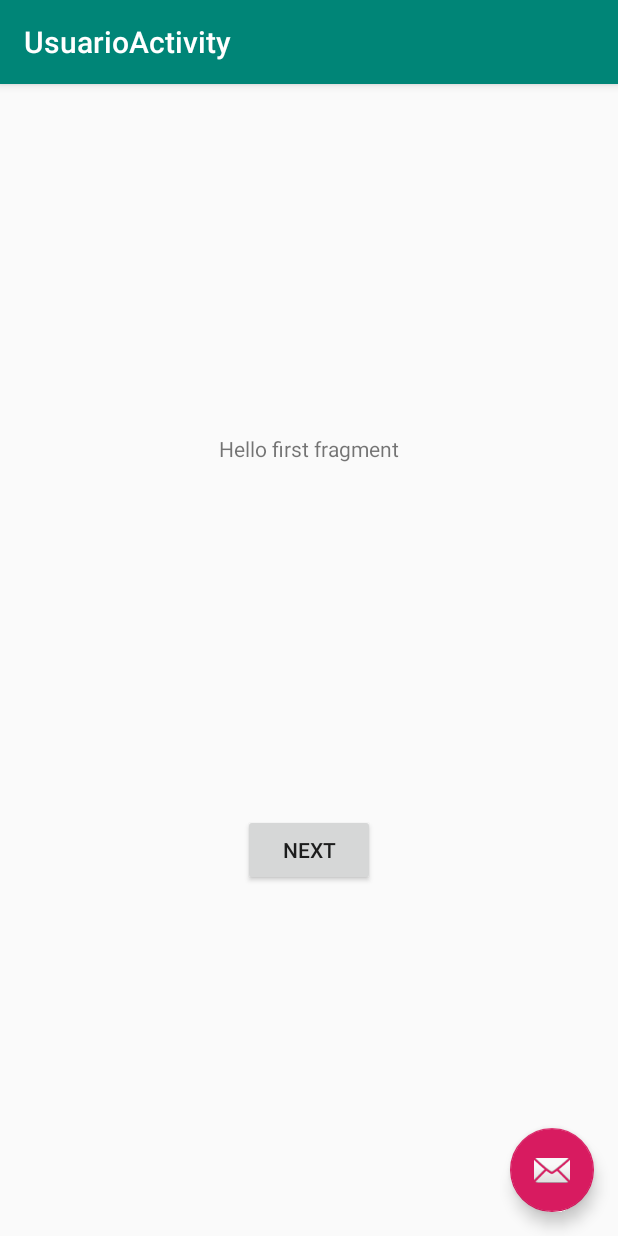
After one commit to paulohenriq31/BombeirosApp, an Android app: the FirstFragment screen opened directly, with no data from a screen before it, on a phone screen of 412 x 824 dp. The commit adds this screen. Run offline under Robolectric (Android 15) with nearby library versions, the phone set to English and light mode, and no system bars.

```diff
--- a/app/build.gradle
+++ b/app/build.gradle
@@ -27,6 +27,9 @@ dependencies {
     implementation 'com.google.android.gms:play-services-maps:16.1.0'
     implementation 'com.google.firebase:firebase-database:16.0.4'
     implementation 'com.google.firebase:firebase-auth:16.0.5'
+    implementation 'com.google.android.material:material:1.1.0'
+    implementation 'androidx.navigation:navigation-fragment:2.2.1'
+    implementation 'androidx.navigation:navigation-ui:2.2.1'
     testImplementation 'junit:junit:4.12'
     androidTestImplementation 'androidx.test.ext:junit:1.1.1'
     androidTestImplementation 'androidx.test.espresso:espresso-core:3.2.0'
--- a/app/src/main/java/com/example/projetinho/CadastroActivity.java
+++ b/app/src/main/java/com/example/projetinho/CadastroActivity.java
@@ -91,7 +91,7 @@ public class CadastroActivity extends AppCompatActivity {
                     public void onComplete(@NonNull Task<AuthResult> task) {
                         if (task.isSuccessful()){
                             //instancia a classe usuarioa
-                            Usuario usuario = new Usuario();
+                            UsuarioClasse usuario = new UsuarioClasse();
                             //pega o id que foi salvo no processo de craição do login e senha
                             usuario.setId(task.getResult().getUser().getUid());
                             usuario.setEmail(editTextEmail.getText().toString());
--- /dev/null
+++ b/app/src/main/java/com/example/projetinho/FirstFragment.java
@@ -0,0 +1,34 @@
+package com.example.projetinho;
+
+import android.os.Bundle;
+import android.view.LayoutInflater;
+import android.view.View;
+import android.view.ViewGroup;
+
+import androidx.annotation.NonNull;
+import androidx.fragment.app.Fragment;
+import androidx.navigation.fragment.NavHostFragment;
+
+public class FirstFragment extends Fragment {
+
+    @Override
+    public View onCreateView(
+            LayoutInflater inflater, ViewGroup container,
+            Bundle savedInstanceState
+    ) {
+        // Inflate the layout for this fragment
+        return inflater.inflate(R.layout.fragment_first, container, false);
+    }
+
+    public void onViewCreated(@NonNull View view, Bundle savedInstanceState) {
+        super.onViewCreated(view, savedInstanceState);
+
+        view.findViewById(R.id.button_first).setOnClickListener(new View.OnClickListener() {
+            @Override
+            public void onClick(View view) {
+                NavHostFragment.findNavController(FirstFragment.this)
+                        .navigate(R.id.action_FirstFragment_to_SecondFragment);
+            }
+        });
+    }
+}
--- /dev/null
+++ b/app/src/main/java/com/example/projetinho/UsuarioActivity.java
@@ -0,0 +1,32 @@
+package com.example.projetinho;
+
+import android.os.Bundle;
+
+import com.google.android.material.floatingactionbutton.FloatingActionButton;
+import com.google.android.material.snackbar.Snackbar;
+
+import androidx.appcompat.app.AppCompatActivity;
+import androidx.appcompat.widget.Toolbar;
+
+import android.view.View;
+
+public class UsuarioActivity extends AppCompatActivity {
+
+    @Override
+    protected void onCreate(Bundle savedInstanceState) {
+        super.onCreate(savedInstanceState);
+        setContentView(R.layout.activity_usuario);
+        Toolbar toolbar = findViewById(R.id.toolbar);
+        setSupportActionBar(toolbar);
+
+        FloatingActionButton fab = findViewById(R.id.fab);
+        fab.setOnClickListener(new View.OnClickListener() {
+            @Override
+            public void onClick(View view) {
+                Snackbar.make(view, "Replace with your own action", Snackbar.LENGTH_LONG)
+                        .setAction("Action", null).show();
+            }
+        });
+    }
+
+}
--- a/app/src/main/java/com/example/projetinho/Usuario.java
+++ b/app/src/main/java/com/example/projetinho/UsuarioClasse.java
@@ -2,7 +2,7 @@ package com.example.projetinho;
 
 import com.google.firebase.database.DatabaseReference;
 
-public class Usuario {
+public class UsuarioClasse {
 
     String id, nome, telefone, email, senha, tipo;
 
@@ -54,7 +54,7 @@ public class Usuario {
         this.senha = senha;
     }
 
-    public Usuario() {
+    public UsuarioClasse() {
 
     }
 
--- /dev/null
+++ b/app/src/main/res/layout/activity_usuario.xml
@@ -0,0 +1,33 @@
+<?xml version="1.0" encoding="utf-8"?>
+<androidx.coordinatorlayout.widget.CoordinatorLayout xmlns:android="http://schemas.android.com/apk/res/android"
+    xmlns:app="http://schemas.android.com/apk/res-auto"
+    xmlns:tools="http://schemas.android.com/tools"
+    android:layout_width="match_parent"
+    android:layout_height="match_parent"
+    tools:context=".UsuarioActivity">
+
+    <com.google.android.material.appbar.AppBarLayout
+        android:layout_width="match_parent"
+        android:layout_height="wrap_content"
+        android:theme="@style/AppTheme.AppBarOverlay">
+
+        <androidx.appcompat.widget.Toolbar
+            android:id="@+id/toolbar"
+            android:layout_width="match_parent"
+            android:layout_height="?attr/actionBarSize"
+            android:background="?attr/colorPrimary"
+            app:popupTheme="@style/AppTheme.PopupOverlay" />
+
+    </com.google.android.material.appbar.AppBarLayout>
+
+    <include layout="@layout/content_usuario" />
+
+    <com.google.android.material.floatingactionbutton.FloatingActionButton
+        android:id="@+id/fab"
+        android:layout_width="wrap_content"
+        android:layout_height="wrap_content"
+        android:layout_gravity="bottom|end"
+        android:layout_margin="@dimen/fab_margin"
+        app:srcCompat="@android:drawable/ic_dialog_email" />
+
+</androidx.coordinatorlayout.widget.CoordinatorLayout>
--- /dev/null
+++ b/app/src/main/res/layout/content_usuario.xml
@@ -0,0 +1,19 @@
+<?xml version="1.0" encoding="utf-8"?>
+<androidx.constraintlayout.widget.ConstraintLayout xmlns:android="http://schemas.android.com/apk/res/android"
+    xmlns:app="http://schemas.android.com/apk/res-auto"
+    android:layout_width="match_parent"
+    android:layout_height="match_parent"
+    app:layout_behavior="@string/appbar_scrolling_view_behavior">
+
+    <fragment
+        android:id="@+id/nav_host_fragment"
+        android:name="androidx.navigation.fragment.NavHostFragment"
+        android:layout_width="0dp"
+        android:layout_height="0dp"
+        app:defaultNavHost="true"
+        app:layout_constraintBottom_toBottomOf="parent"
+        app:layout_constraintLeft_toLeftOf="parent"
+        app:layout_constraintRight_toRightOf="parent"
+        app:layout_constraintTop_toTopOf="parent"
+        app:navGraph="@navigation/nav_graph" />
+</androidx.constraintlayout.widget.ConstraintLayout>
--- /dev/null
+++ b/app/src/main/res/layout/fragment_first.xml
@@ -0,0 +1,28 @@
+<?xml version="1.0" encoding="utf-8"?>
+<androidx.constraintlayout.widget.ConstraintLayout xmlns:android="http://schemas.android.com/apk/res/android"
+    xmlns:app="http://schemas.android.com/apk/res-auto"
+    xmlns:tools="http://schemas.android.com/tools"
+    android:layout_width="match_parent"
+    android:layout_height="match_parent"
+    tools:context=".FirstFragment">
+
+    <TextView
+        android:id="@+id/textview_first"
+        android:layout_width="wrap_content"
+        android:layout_height="wrap_content"
+        android:text="@string/hello_first_fragment"
+        app:layout_constraintBottom_toTopOf="@id/button_first"
+        app:layout_constraintEnd_toEndOf="parent"
+        app:layout_constraintStart_toStartOf="parent"
+        app:layout_constraintTop_toTopOf="parent" />
+
+    <Button
+        android:id="@+id/button_first"
+        android:layout_width="wrap_content"
+        android:layout_height="wrap_content"
+        android:text="@string/next"
+        app:layout_constraintBottom_toBottomOf="parent"
+        app:layout_constraintEnd_toEndOf="parent"
+        app:layout_constraintStart_toStartOf="parent"
+        app:layout_constraintTop_toBottomOf="@id/textview_first" />
+</androidx.constraintlayout.widget.ConstraintLayout>
--- /dev/null
+++ b/app/src/main/res/navigation/nav_graph.xml
@@ -0,0 +1,28 @@
+<?xml version="1.0" encoding="utf-8"?>
+<navigation xmlns:android="http://schemas.android.com/apk/res/android"
+    xmlns:app="http://schemas.android.com/apk/res-auto"
+    xmlns:tools="http://schemas.android.com/tools"
+    android:id="@+id/nav_graph"
+    app:startDestination="@id/FirstFragment">
+
+    <fragment
+        android:id="@+id/FirstFragment"
+        android:name="com.example.projetinho.FirstFragment"
+        android:label="@string/first_fragment_label"
+        tools:layout="@layout/fragment_first">
+
+        <action
+            android:id="@+id/action_FirstFragment_to_SecondFragment"
+            app:destination="@id/SecondFragment" />
+    </fragment>
+    <fragment
+        android:id="@+id/SecondFragment"
+        android:name="com.example.projetinho.SecondFragment"
+        android:label="@string/second_fragment_label"
+        tools:layout="@layout/fragment_second">
+
+        <action
+            android:id="@+id/action_SecondFragment_to_FirstFragment"
+            app:destination="@id/FirstFragment" />
+    </fragment>
+</navigation>
--- /dev/null
+++ b/app/src/main/res/values/dimens.xml
@@ -0,0 +1,3 @@
+<resources>
+    <dimen name="fab_margin">16dp</dimen>
+</resources>
--- a/app/src/main/res/values/strings.xml
+++ b/app/src/main/res/values/strings.xml
@@ -1,4 +1,13 @@
 <resources>
     <string name="app_name">Projetinho</string>
     <string name="title_activity_maps_usuario">Map</string>
+    <string name="title_activity_usuario">UsuarioActivity</string>
+    <!-- Strings used for fragments for navigation -->
+    <string name="first_fragment_label">First Fragment</string>
+    <string name="second_fragment_label">Second Fragment</string>
+    <string name="next">Next</string>
+    <string name="previous">Previous</string>
+
+    <string name="hello_first_fragment">Hello first fragment</string>
+    <string name="hello_second_fragment">Hello second fragment. Arg: %1$s</string>
 </resources>
--- a/app/src/main/res/values/styles.xml
+++ b/app/src/main/res/values/styles.xml
@@ -8,4 +8,13 @@
         <item name="colorAccent">@color/colorAccent</item>
     </style>
 
+    <style name="AppTheme.NoActionBar">
+        <item name="windowActionBar">false</item>
+        <item name="windowNoTitle">true</item>
+    </style>
+
+    <style name="AppTheme.AppBarOverlay" parent="ThemeOverlay.AppCompat.Dark.ActionBar" />
+
+    <style name="AppTheme.PopupOverlay" parent="ThemeOverlay.AppCompat.Light" />
+
 </resources>
```
Also changed, not shown: app/src/main/AndroidManifest.xml (+14 -6 lines), app/src/main/java/com/example/projetinho/MainActivity.java (+40 -3 lines), app/src/main/java/com/example/projetinho/PermissoesClasse.java (added, +41 -0 lines), app/src/main/java/com/example/projetinho/SecondFragment.java (added, +34 -0 lines), app/src/main/res/layout/fragment_second.xml (added, +27 -0 lines).
